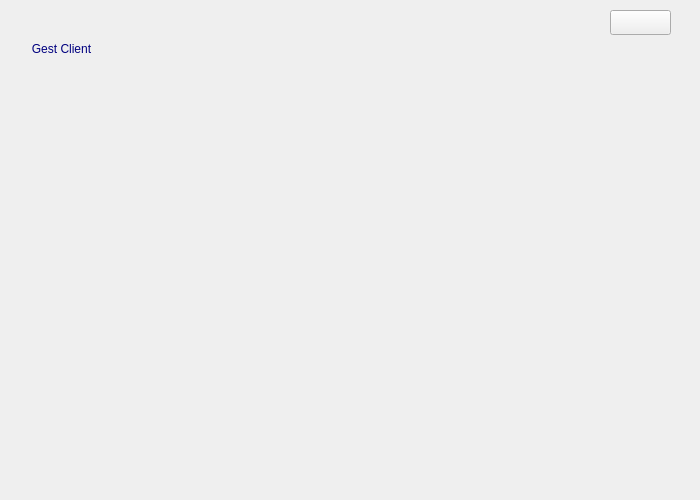
SeifEddineAmara/smart-cinema-2A4, file gest_client.ui: the form before one commit.
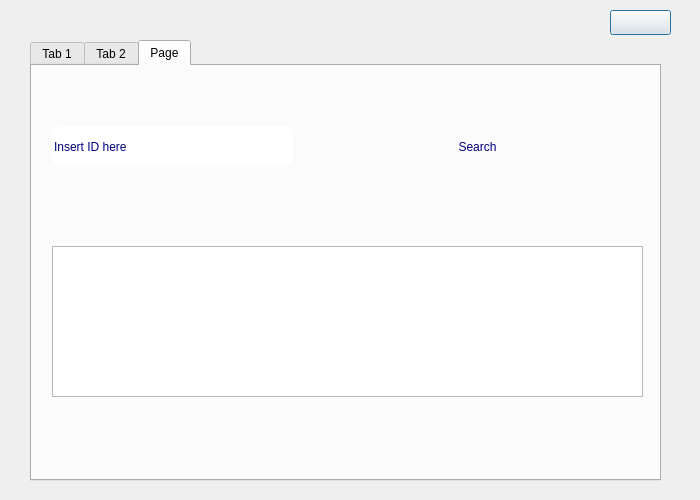
The form after the commit. Icons and pictures are not drawn.

Patch:
```diff
--- a/gest_client.ui
+++ b/gest_client.ui
@@ -16,28 +16,43 @@
   <property name="styleSheet">
    <string notr="true">background-image: url(:/back2.png);</string>
   </property>
-  <widget class="QGroupBox" name="groupBox">
+  <widget class="QPushButton" name="pushButton_4">
+   <property name="geometry">
+    <rect>
+     <x>610</x>
+     <y>10</y>
+     <width>61</width>
+     <height>25</height>
+    </rect>
+   </property>
+   <property name="styleSheet">
+    <string notr="true">image: url(:/ret.png);</string>
+   </property>
+   <property name="text">
+    <string/>
+   </property>
+  </widget>
+  <widget class="QTabWidget" name="tabWidget">
    <property name="geometry">
     <rect>
      <x>30</x>
      <y>40</y>
      <width>631</width>
-     <height>421</height>
+     <height>441</height>
     </rect>
    </property>
-   <property name="styleSheet">
-    <string notr="true">border-radius : 10px ;
-font: 12pt &quot;MS Shell Dlg 2&quot;;
-color: rgb(0, 0, 127);</string>
+   <property name="currentIndex">
+    <number>2</number>
    </property>
-   <property name="title">
-    <string>Gest Client</string>
-   </property>
+   <widget class="QWidget" name="tab">
+    <attribute name="title">
+     <string>Tab 1</string>
+    </attribute>
    <widget class="QPushButton" name="pushButton_add_client">
     <property name="geometry">
      <rect>
-      <x>80</x>
-      <y>100</y>
+       <x>50</x>
+       <y>50</y>
       <width>151</width>
       <height>101</height>
      </rect>
@@ -50,6 +65,23 @@
      <string/>
     </property>
    </widget>
+    <widget class="QPushButton" name="pushButton_show_client">
+     <property name="geometry">
+      <rect>
+       <x>350</x>
+       <y>50</y>
+       <width>150</width>
+       <height>101</height>
+      </rect>
+     </property>
+     <property name="styleSheet">
+      <string notr="true">image: url(:/client.png);
+image: url(:/show_user.png);</string>
+     </property>
+     <property name="text">
+      <string/>
+     </property>
+    </widget>
    <widget class="QPushButton" name="pushButton_delete_client">
     <property name="geometry">
      <rect>
@@ -82,15 +114,30 @@
      <string/>
     </property>
    </widget>
-   <widget class="QPushButton" name="pushButton_show_client">
+   </widget>
+   <widget class="QWidget" name="tab_2">
+    <attribute name="title">
+     <string>Tab 2</string>
+    </attribute>
+    <widget class="QTableView" name="tableView_trie">
     <property name="geometry">
      <rect>
-      <x>370</x>
-      <y>100</y>
-      <width>150</width>
-      <height>101</height>
-     </rect>
-    </property>
+       <x>10</x>
+       <y>20</y>
+       <width>591</width>
+       <height>331</height>
+      </rect>
+     </property>
+    </widget>
+    <widget class="QPushButton" name="pushButton">
+     <property name="geometry">
+      <rect>
+       <x>390</x>
+       <y>360</y>
+       <width>171</width>
+       <height>41</height>
+      </rect>
+     </property>
     <property name="styleSheet">
      <string notr="true">image: url(:/client.png);
 image: url(:/show_user.png);</string>
@@ -100,21 +147,57 @@
     </property>
    </widget>
   </widget>
-  <widget class="QPushButton" name="pushButton_4">
+   <widget class="QWidget" name="tab_3">
+    <attribute name="title">
+     <string>Page</string>
+    </attribute>
+    <widget class="QTableView" name="tableView_search_view">
    <property name="geometry">
     <rect>
-     <x>610</x>
-     <y>10</y>
-     <width>61</width>
-     <height>25</height>
-    </rect>
-   </property>
+       <x>20</x>
+       <y>180</y>
+       <width>591</width>
+       <height>151</height>
+      </rect>
+     </property>
+    </widget>
+    <widget class="QLineEdit" name="lineEdit_id_search_view">
+     <property name="geometry">
+      <rect>
+       <x>20</x>
+       <y>60</y>
+       <width>241</width>
+       <height>41</height>
+      </rect>
+     </property>
    <property name="styleSheet">
-    <string notr="true">image: url(:/ret.png);</string>
+      <string notr="true">border-radius : 10px ;
+color: rgb(0, 0, 127);
+</string>
    </property>
    <property name="text">
-    <string/>
-   </property>
+      <string>Insert ID here</string>
+     </property>
+    </widget>
+    <widget class="QPushButton" name="pushButton_2">
+     <property name="geometry">
+      <rect>
+       <x>390</x>
+       <y>60</y>
+       <width>111</width>
+       <height>41</height>
+      </rect>
+     </property>
+     <property name="styleSheet">
+      <string notr="true">border-radius : 10px ;
+color: rgb(0, 0, 127);
+font: 14pt &quot;MS Shell Dlg 2&quot;;</string>
+     </property>
+     <property name="text">
+      <string>Search</string>
+     </property>
+    </widget>
+   </widget>
   </widget>
  </widget>
  <resources/>
```
Left out of the diff: 15 changed lines with no effect on the pictures. Lines whose indentation alone changed are shown as unchanged.
